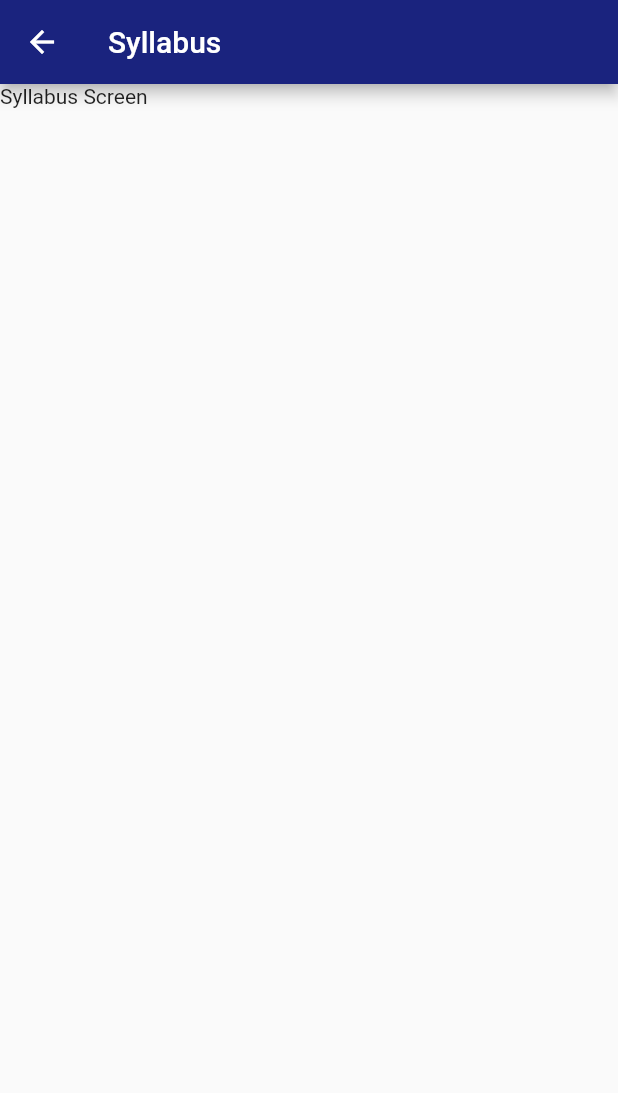
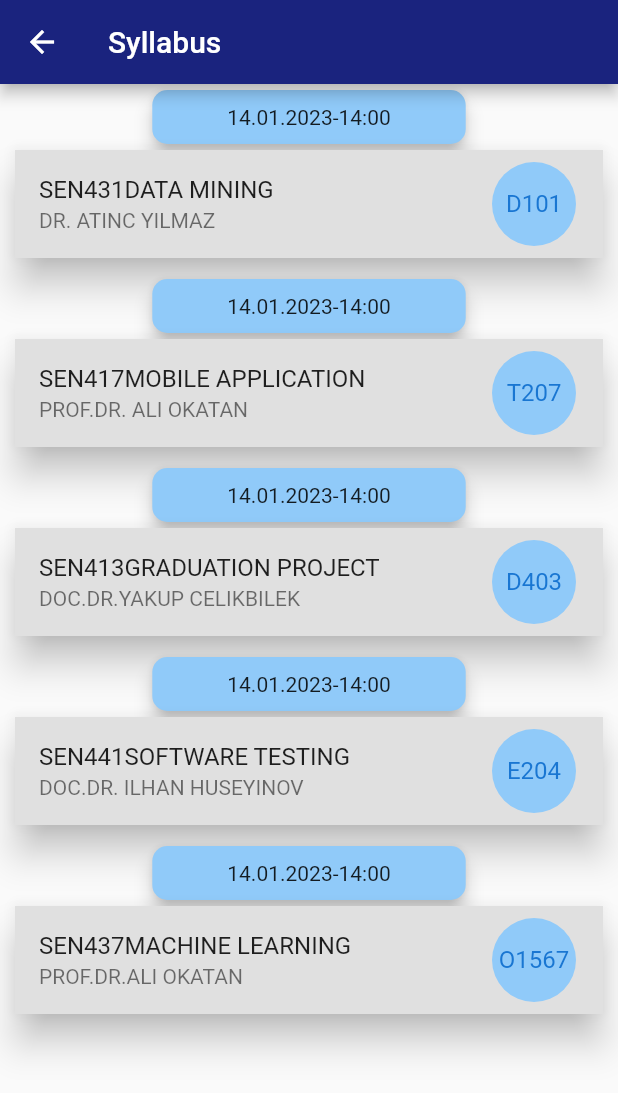
Before and after one commit to furkanayyildiz/ubis_app, a Flutter app: the SyllabusScreen screen opened by its route, on a phone screen of 412 x 824 dp. Shown: the top 1093 px of the screen. Run offline on Flutter 3.47's test engine with Material 2 defaults, Android fonts, the phone set to English and light mode, and no system bars.

Commit message:
exam schedule and syllabus screen added

```diff
--- a/ubis_app/lib/screens/option_screens/syllabus_screen.dart
+++ b/ubis_app/lib/screens/option_screens/syllabus_screen.dart
@@ -1,6 +1,14 @@
 import 'package:flutter/material.dart';
+import "../../fake_data.dart";
 
 class SyllabusScreen extends StatelessWidget {
+  final List<String> classes = <String>[
+    "D101",
+    "T207",
+    "D403",
+    "E204",
+    "O1567"
+  ];
   @override
   Widget build(BuildContext context) {
     return Scaffold(
@@ -8,8 +16,47 @@ class SyllabusScreen extends StatelessWidget {
         title: Text("Syllabus"),
         backgroundColor: Theme.of(context).primaryColor,
       ),
-      body: Container(
-        child: Text("Syllabus Screen"),
+      body: ListView.builder(
+        itemCount: COURSE_DATA.length,
+        itemBuilder: (context, index) {
+          return Container(
+            child: Column(
+              children: [
+                Card(
+                  color: Colors.blue.shade200,
+                  elevation: 5,
+                  shape: RoundedRectangleBorder(
+                      borderRadius: BorderRadius.circular(10)),
+                  child: Padding(
+                    padding: const EdgeInsets.symmetric(
+                        horizontal: 50, vertical: 10),
+                    child: Text("14.01.2023" + "-" + "14:00"),
+                  ),
+                ),
+                Card(
+                  elevation: 10,
+                  margin: EdgeInsets.only(left: 10, right: 10, bottom: 10),
+                  child: ListTile(
+                      onTap: null,
+                      title: Text(
+                          COURSE_DATA[index].code + COURSE_DATA[index].name),
+                      tileColor: Colors.grey.shade300,
+                      subtitle: Text(COURSE_DATA[index].lecturer),
+                      trailing: CircleAvatar(
+                        backgroundColor: Colors.blue.shade200,
+                        radius: 30,
+                        child: Padding(
+                          padding: const EdgeInsets.all(6),
+                          child: FittedBox(
+                            child: Text(classes[index]),
+                          ),
+                        ),
+                      )),
+                ),
+              ],
+            ),
+          );
+        },
       ),
     );
   }
```
Also changed, not shown: ubis_app/lib/screens/option_screens/exam_schedule_screen.dart (+49 -4 lines).
